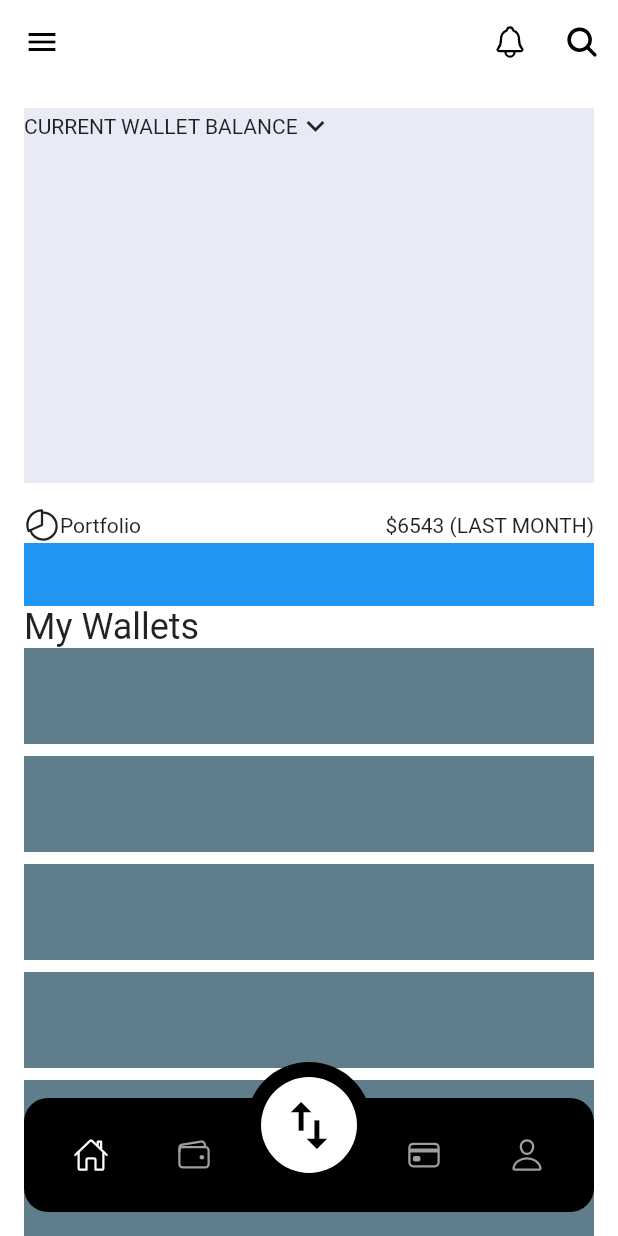
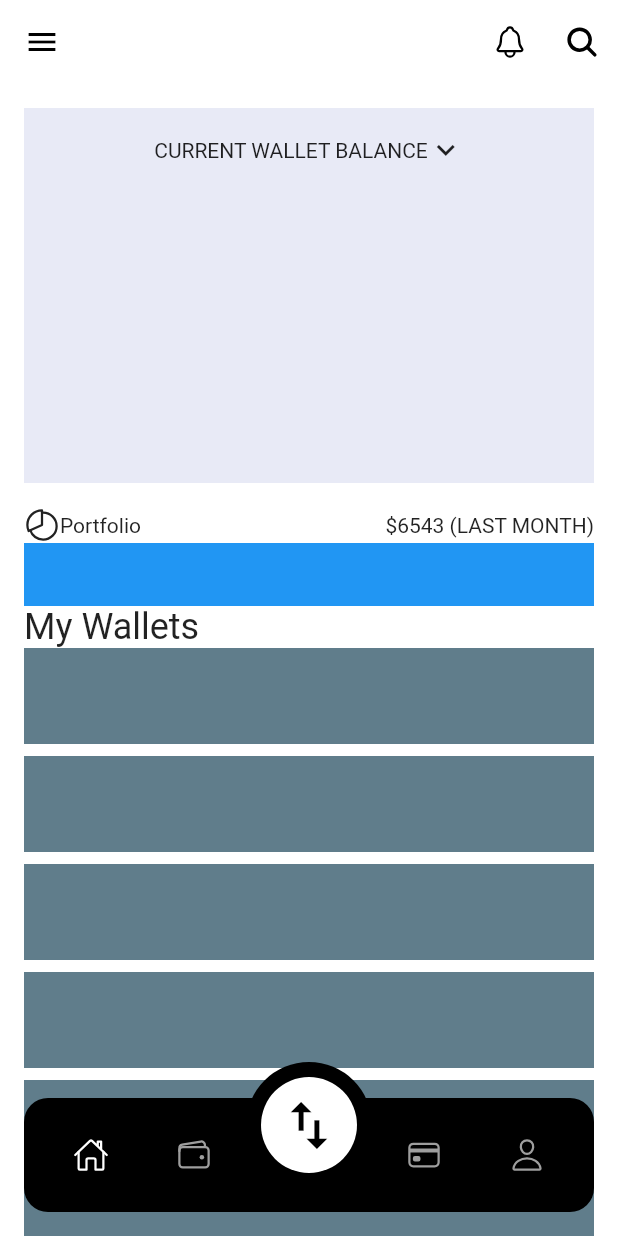
Before and after one commit to JAICHANGPARK/flutter_notebook_chapter_24, a Flutter app: the screen it shows after launch, on a phone screen of 412 x 824 dp. Run offline on Flutter 3.47's test engine with Material 2 defaults, Android fonts, the phone set to English and light mode, and no system bars; our stand-ins replace freezed_annotation, ionicons.

Commit message:
Update cwa_main_page.dart

```diff
--- a/lib/ep1357_crypto_wallet_app/view/cwa_main_page.dart
+++ b/lib/ep1357_crypto_wallet_app/view/cwa_main_page.dart
@@ -54,9 +54,11 @@ class _CryptoWalletAppMainPageState extends State<CryptoWalletAppMainPage> {
                   decoration: BoxDecoration(
                     color: Colors.indigo[50],
                   ),
+                  padding: EdgeInsets.all(16),
                   child: Column(
                     children: [
                       Row(
+                        mainAxisAlignment: MainAxisAlignment.center,
                         children: [
                           Text(
                             "CURRENT WALLET BALANCE",
```
